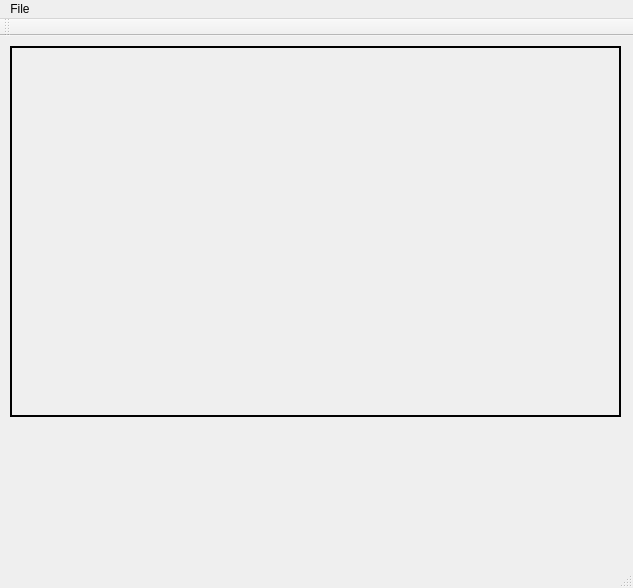
This is BMPOtherEnd/BMPOtherEnd/BMPOtherEnd.ui in seanboyy/BitmapIO as Qt 5 draws it before an edit. The edited form follows.
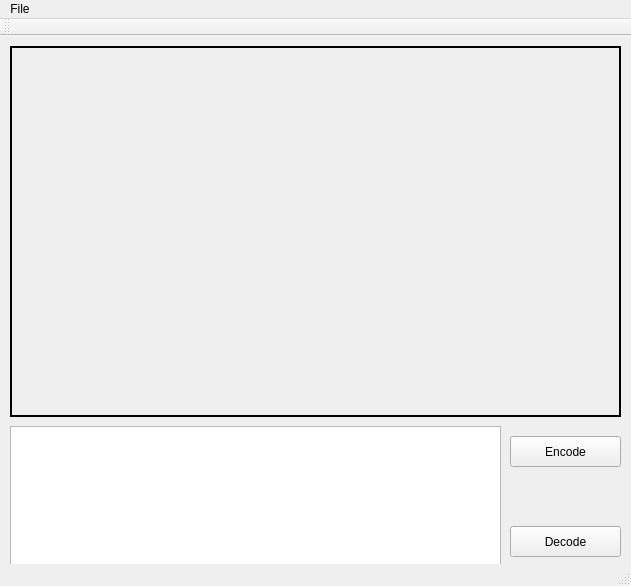
This is the edited form. Custom widgets are drawn as their Qt base class.

Patch:
```diff
--- a/BMPOtherEnd/BMPOtherEnd/BMPOtherEnd.ui
+++ b/BMPOtherEnd/BMPOtherEnd/BMPOtherEnd.ui
@@ -6,8 +6,8 @@
    <rect>
     <x>0</x>
     <y>0</y>
-    <width>633</width>
-    <height>588</height>
+    <width>631</width>
+    <height>586</height>
    </rect>
   </property>
   <property name="windowTitle">
@@ -33,13 +33,52 @@
      <bool>true</bool>
     </property>
    </widget>
+   <widget class="QPushButton" name="pushButton">
+    <property name="geometry">
+     <rect>
+      <x>510</x>
+      <y>400</y>
+      <width>111</width>
+      <height>31</height>
+     </rect>
+    </property>
+    <property name="text">
+     <string>Encode</string>
+    </property>
+   </widget>
+   <widget class="QPushButton" name="pushButton_2">
+    <property name="geometry">
+     <rect>
+      <x>510</x>
+      <y>490</y>
+      <width>111</width>
+      <height>31</height>
+     </rect>
+    </property>
+    <property name="text">
+     <string>Decode</string>
+    </property>
+   </widget>
+   <widget class="SteganoTextEdit" name="plainTextEdit">
+    <property name="geometry">
+     <rect>
+      <x>10</x>
+      <y>390</y>
+      <width>491</width>
+      <height>141</height>
+     </rect>
+    </property>
+    <property name="cursor" stdset="0">
+     <cursorShape>IBeamCursor</cursorShape>
+    </property>
+   </widget>
   </widget>
   <widget class="QMenuBar" name="menuBar">
    <property name="geometry">
     <rect>
      <x>0</x>
      <y>0</y>
-     <width>633</width>
+     <width>631</width>
      <height>21</height>
     </rect>
    </property>
@@ -80,6 +119,18 @@
   </action>
  </widget>
  <layoutdefault spacing="6" margin="11"/>
+ <customwidgets>
+  <customwidget>
+   <class>SteganoTextEdit</class>
+   <extends>QPlainTextEdit</extends>
+   <header>SteganoTextEdit.hpp</header>
+   <slots>
+    <signal>sendText(char*)</signal>
+    <slot>read(uchar*,int,int)</slot>
+    <slot>write()</slot>
+   </slots>
+  </customwidget>
+ </customwidgets>
  <resources>
   <include location="BMPOtherEnd.qrc"/>
  </resources>
```
Left out of the diff: 67 changed lines with no effect on the pictures.
